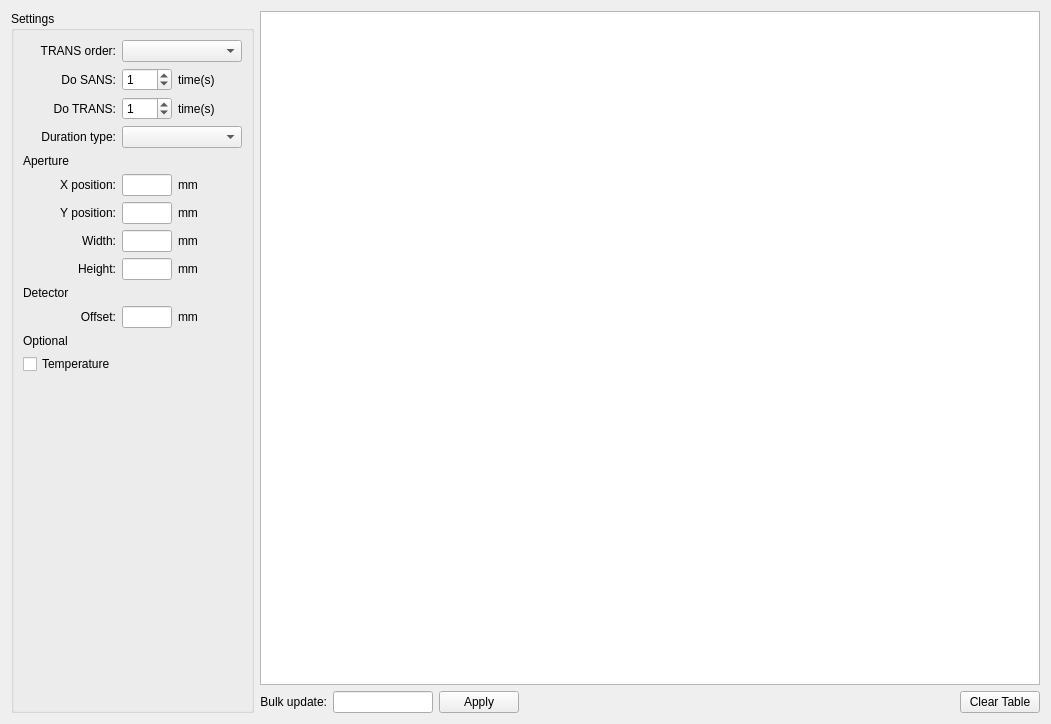
mlz-ictrl/nicos, file nicos_ess/loki/gui/ui_files/loki_scriptbuilder.ui: the form before one commit.
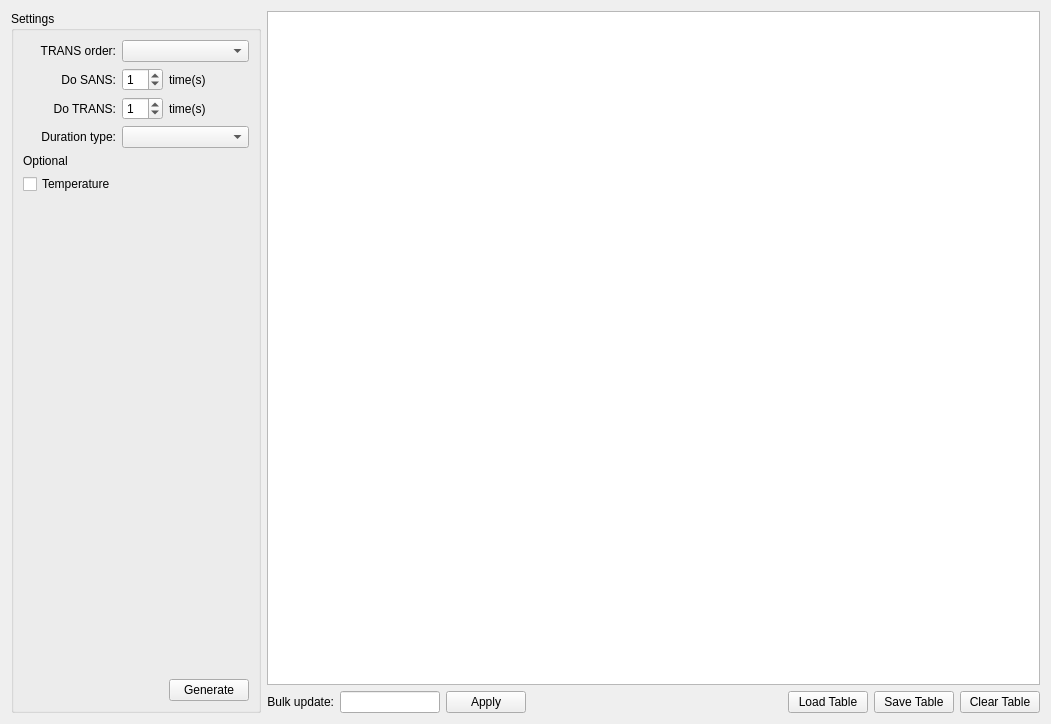
The form after the commit.

Commit message: Removed detector and aperture stuff as requested Added save, load and generate buttons Added qss for table

```diff
--- a/nicos_ess/loki/gui/ui_files/loki_scriptbuilder.ui
+++ b/nicos_ess/loki/gui/ui_files/loki_scriptbuilder.ui
@@ -26,23 +26,19 @@
       <string>Settings</string>
      </property>
      <layout class="QGridLayout" name="gridLayout">
-      <item row="3" column="0">
-       <widget class="QLabel" name="label_7">
+      <item row="0" column="0">
+       <widget class="QLabel" name="label">
+        <property name="layoutDirection">
+         <enum>Qt::LeftToRight</enum>
+        </property>
         <property name="text">
-         <string>Duration type:</string>
+         <string>TRANS order:</string>
         </property>
         <property name="alignment">
          <set>Qt::AlignRight|Qt::AlignTrailing|Qt::AlignVCenter</set>
         </property>
        </widget>
       </item>
-      <item row="4" column="0">
-       <widget class="QLabel" name="label_9">
-        <property name="text">
-         <string>Aperture</string>
-        </property>
-       </widget>
-      </item>
       <item row="1" column="0">
        <widget class="QLabel" name="label_2">
         <property name="layoutDirection">
@@ -56,98 +52,47 @@
         </property>
        </widget>
       </item>
-      <item row="2" column="0">
-       <widget class="QLabel" name="label_5">
-        <property name="layoutDirection">
-         <enum>Qt::LeftToRight</enum>
-        </property>
-        <property name="text">
-         <string>Do TRANS:</string>
-        </property>
-        <property name="alignment">
-         <set>Qt::AlignRight|Qt::AlignTrailing|Qt::AlignVCenter</set>
-        </property>
-       </widget>
-      </item>
-      <item row="8" column="0">
-       <widget class="QLabel" name="label_16">
-        <property name="text">
-         <string>Height:</string>
-        </property>
-        <property name="alignment">
-         <set>Qt::AlignRight|Qt::AlignTrailing|Qt::AlignVCenter</set>
-        </property>
-       </widget>
-      </item>
-      <item row="5" column="0">
-       <widget class="QLabel" name="label_10">
-        <property name="text">
-         <string>X position:</string>
-        </property>
-        <property name="alignment">
-         <set>Qt::AlignRight|Qt::AlignTrailing|Qt::AlignVCenter</set>
-        </property>
-       </widget>
-      </item>
-      <item row="5" column="1">
-       <widget class="QLineEdit" name="lineEdit">
-        <property name="sizePolicy">
-         <sizepolicy hsizetype="Minimum" vsizetype="Fixed">
-          <horstretch>0</horstretch>
-          <verstretch>0</verstretch>
-         </sizepolicy>
-        </property>
-        <property name="maximumSize">
-         <size>
-          <width>50</width>
-          <height>16777215</height>
-         </size>
-        </property>
-       </widget>
-      </item>
-      <item row="1" column="1">
-       <widget class="QSpinBox" name="spinBox_2">
-        <property name="value">
-         <number>1</number>
-        </property>
-       </widget>
-      </item>
-      <item row="13" column="0">
+      <item row="6" column="0">
        <widget class="QCheckBox" name="chkShowTempColumn">
         <property name="text">
          <string>Temperature</string>
         </property>
        </widget>
       </item>
-      <item row="7" column="1">
-       <widget class="QLineEdit" name="lineEdit_3">
-        <property name="sizePolicy">
-         <sizepolicy hsizetype="Minimum" vsizetype="Fixed">
-          <horstretch>0</horstretch>
-          <verstretch>0</verstretch>
-         </sizepolicy>
-        </property>
-        <property name="maximumSize">
+      <item row="0" column="1" colspan="2">
+       <widget class="QComboBox" name="comboOrder">
+        <property name="minimumSize">
          <size>
-          <width>50</width>
-          <height>16777215</height>
+          <width>120</width>
+          <height>0</height>
          </size>
         </property>
        </widget>
       </item>
-      <item row="8" column="1">
-       <widget class="QLineEdit" name="lineEdit_4">
-        <property name="sizePolicy">
-         <sizepolicy hsizetype="Minimum" vsizetype="Fixed">
-          <horstretch>0</horstretch>
-          <verstretch>0</verstretch>
-         </sizepolicy>
+      <item row="4" column="0">
+       <widget class="QLabel" name="label_6">
+        <property name="text">
+         <string>Optional</string>
         </property>
-        <property name="maximumSize">
-         <size>
-          <width>50</width>
-          <height>16777215</height>
-         </size>
+       </widget>
+      </item>
+      <item row="1" column="1">
+       <widget class="QSpinBox" name="spinBox_2">
+        <property name="value">
+         <number>1</number>
+        </property>
+       </widget>
+      </item>
+      <item row="2" column="2">
+       <widget class="QLabel" name="label_4">
+        <property name="layoutDirection">
+         <enum>Qt::LeftToRight</enum>
+        </property>
+        <property name="text">
+         <string>time(s)</string>
+        </property>
+        <property name="alignment">
+         <set>Qt::AlignLeading|Qt::AlignLeft|Qt::AlignVCenter</set>
         </property>
        </widget>
       </item>
@@ -171,7 +116,40 @@
         </property>
        </widget>
       </item>
-      <item row="14" column="0">
+      <item row="3" column="0">
+       <widget class="QLabel" name="label_7">
+        <property name="text">
+         <string>Duration type:</string>
+        </property>
+        <property name="alignment">
+         <set>Qt::AlignRight|Qt::AlignTrailing|Qt::AlignVCenter</set>
+        </property>
+       </widget>
+      </item>
+      <item row="3" column="1" colspan="2">
+       <widget class="QComboBox" name="comboDurationType"/>
+      </item>
+      <item row="2" column="0">
+       <widget class="QLabel" name="label_5">
+        <property name="layoutDirection">
+         <enum>Qt::LeftToRight</enum>
+        </property>
+        <property name="text">
+         <string>Do TRANS:</string>
+        </property>
+        <property name="alignment">
+         <set>Qt::AlignRight|Qt::AlignTrailing|Qt::AlignVCenter</set>
+        </property>
+       </widget>
+      </item>
+      <item row="8" column="2">
+       <widget class="QPushButton" name="pushButton">
+        <property name="text">
+         <string>Generate</string>
+        </property>
+       </widget>
+      </item>
+      <item row="7" column="1">
        <spacer name="verticalSpacer">
         <property name="orientation">
          <enum>Qt::Vertical</enum>
@@ -184,156 +162,6 @@
         </property>
        </spacer>
       </item>
-      <item row="11" column="0">
-       <widget class="QLabel" name="label_6">
-        <property name="text">
-         <string>Optional</string>
-        </property>
-       </widget>
-      </item>
-      <item row="3" column="1" colspan="2">
-       <widget class="QComboBox" name="comboDurationType"/>
-      </item>
-      <item row="7" column="2">
-       <widget class="QLabel" name="label_15">
-        <property name="text">
-         <string>mm</string>
-        </property>
-       </widget>
-      </item>
-      <item row="8" column="2">
-       <widget class="QLabel" name="label_17">
-        <property name="text">
-         <string>mm</string>
-        </property>
-       </widget>
-      </item>
-      <item row="0" column="1" colspan="2">
-       <widget class="QComboBox" name="comboOrder">
-        <property name="minimumSize">
-         <size>
-          <width>120</width>
-          <height>0</height>
-         </size>
-        </property>
-       </widget>
-      </item>
-      <item row="5" column="2">
-       <widget class="QLabel" name="label_11">
-        <property name="text">
-         <string>mm</string>
-        </property>
-       </widget>
-      </item>
-      <item row="6" column="1">
-       <widget class="QLineEdit" name="lineEdit_2">
-        <property name="sizePolicy">
-         <sizepolicy hsizetype="Minimum" vsizetype="Fixed">
-          <horstretch>0</horstretch>
-          <verstretch>0</verstretch>
-         </sizepolicy>
-        </property>
-        <property name="maximumSize">
-         <size>
-          <width>50</width>
-          <height>16777215</height>
-         </size>
-        </property>
-       </widget>
-      </item>
-      <item row="9" column="0">
-       <widget class="QLabel" name="label_18">
-        <property name="text">
-         <string>Detector</string>
-        </property>
-       </widget>
-      </item>
-      <item row="0" column="0">
-       <widget class="QLabel" name="label">
-        <property name="layoutDirection">
-         <enum>Qt::LeftToRight</enum>
-        </property>
-        <property name="text">
-         <string>TRANS order:</string>
-        </property>
-        <property name="alignment">
-         <set>Qt::AlignRight|Qt::AlignTrailing|Qt::AlignVCenter</set>
-        </property>
-       </widget>
-      </item>
-      <item row="6" column="0">
-       <widget class="QLabel" name="label_12">
-        <property name="text">
-         <string>Y position:</string>
-        </property>
-        <property name="alignment">
-         <set>Qt::AlignRight|Qt::AlignTrailing|Qt::AlignVCenter</set>
-        </property>
-       </widget>
-      </item>
-      <item row="2" column="2">
-       <widget class="QLabel" name="label_4">
-        <property name="layoutDirection">
-         <enum>Qt::LeftToRight</enum>
-        </property>
-        <property name="text">
-         <string>time(s)</string>
-        </property>
-        <property name="alignment">
-         <set>Qt::AlignLeading|Qt::AlignLeft|Qt::AlignVCenter</set>
-        </property>
-       </widget>
-      </item>
-      <item row="6" column="2">
-       <widget class="QLabel" name="label_13">
-        <property name="text">
-         <string>mm</string>
-        </property>
-       </widget>
-      </item>
-      <item row="7" column="0">
-       <widget class="QLabel" name="label_14">
-        <property name="text">
-         <string>Width:</string>
-        </property>
-        <property name="alignment">
-         <set>Qt::AlignRight|Qt::AlignTrailing|Qt::AlignVCenter</set>
-        </property>
-       </widget>
-      </item>
-      <item row="10" column="0">
-       <widget class="QLabel" name="label_19">
-        <property name="text">
-         <string>Offset:</string>
-        </property>
-        <property name="alignment">
-         <set>Qt::AlignRight|Qt::AlignTrailing|Qt::AlignVCenter</set>
-        </property>
-       </widget>
-      </item>
-      <item row="10" column="1">
-       <widget class="QLineEdit" name="lineEdit_5">
-        <property name="sizePolicy">
-         <sizepolicy hsizetype="Minimum" vsizetype="Fixed">
-          <horstretch>0</horstretch>
-          <verstretch>0</verstretch>
-         </sizepolicy>
-        </property>
-        <property name="maximumSize">
-         <size>
-          <width>50</width>
-          <height>16777215</height>
-         </size>
-        </property>
-       </widget>
-      </item>
-      <item row="10" column="2">
-       <widget class="QLabel" name="label_20">
-        <property name="text">
-         <string>mm</string>
-        </property>
-       </widget>
-      </item>
      </layout>
     </widget>
    </item>
@@ -391,6 +219,20 @@
          </property>
         </spacer>
        </item>
+       <item>
+        <widget class="QPushButton" name="pushButton_3">
+         <property name="text">
+          <string>Load Table</string>
+         </property>
+        </widget>
+       </item>
+       <item>
+        <widget class="QPushButton" name="pushButton_2">
+         <property name="text">
+          <string>Save Table</string>
+         </property>
+        </widget>
+       </item>
        <item>
         <widget class="QPushButton" name="clearTableButton">
          <property name="text">
```
The commit also changes 1 other file.
